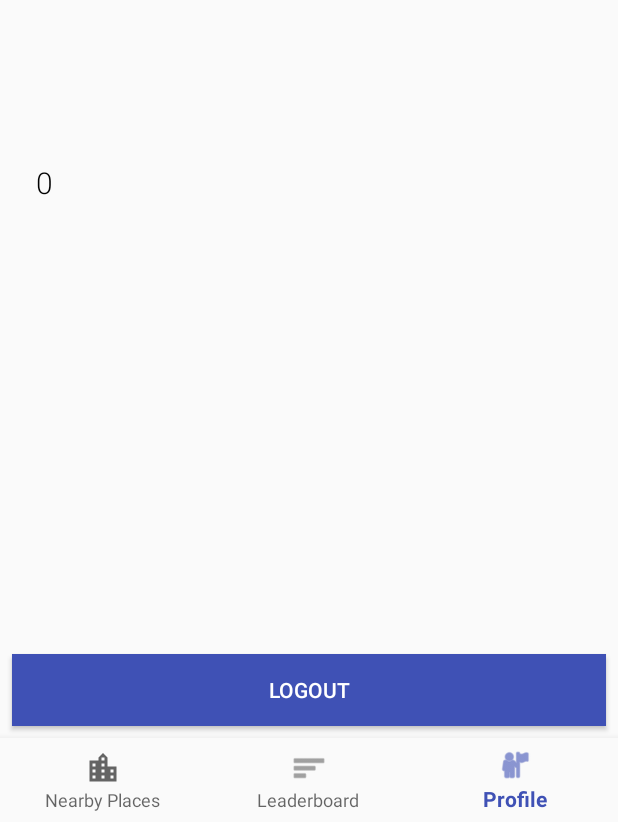
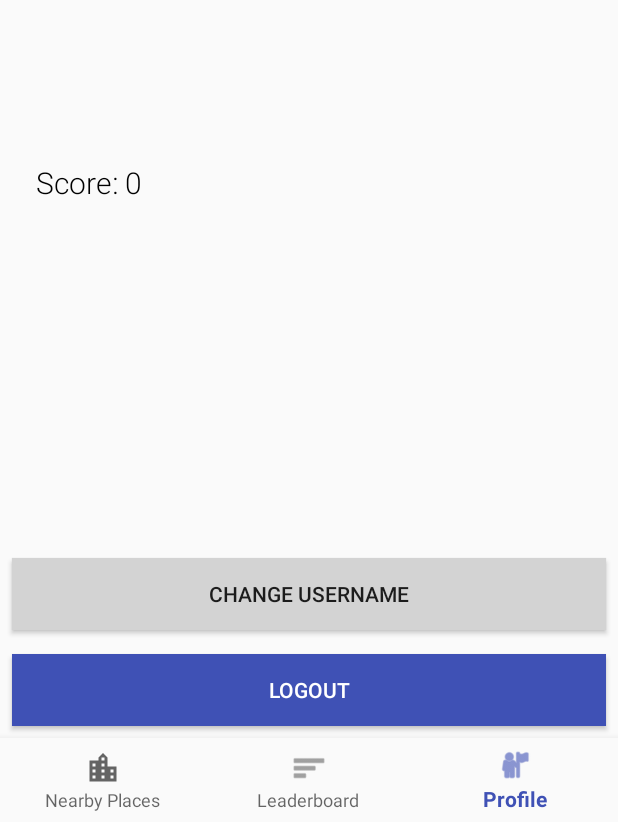
Before and after one commit to StonelaceMetro/TAGVirtualGraffiti, an Android app: the screen it shows after launch once a user with an empty profile is signed in (MainActivity), item 3 of the bottom bar chosen, on a phone screen of 412 x 824 dp, the part 414-1236 px from its top. Run offline under Robolectric (Android 15) with nearby library versions, the phone set to English and light mode, and no system bars; our stand-ins replace Firebase (no records; nobody signed in at launch, a user with empty details on screens opened directly); libraries missing offline, so code that uses them is left out: com.firebase.ui; 5 statements that could not run were skipped.

Commit message:
Profile UI edited
added username to profile and change username button

```diff
--- a/app/src/main/java/com/example/team08/tagvirtualgraffiti/AccountFragment.java
+++ b/app/src/main/java/com/example/team08/tagvirtualgraffiti/AccountFragment.java
@@ -174,7 +174,7 @@ public class AccountFragment extends Fragment implements View.OnClickListener {
 //                            startActivity(new Intent(getContext(), MainActivity.class));
 //                            getActivity().finish();
                             DatabaseReference mDatabase = FirebaseDatabase.getInstance().getReference();
-                            User user = new User("Alex", email, auth.getCurrentUser().getUid());
+                            User user = new User(username, email, auth.getCurrentUser().getUid());
                             mDatabase.child("users").child(auth.getCurrentUser().getUid()).setValue(user);
 
                             SharedPreferences sharedPref = getContext().getSharedPreferences(
--- a/app/src/main/java/com/example/team08/tagvirtualgraffiti/ProfileFragment.java
+++ b/app/src/main/java/com/example/team08/tagvirtualgraffiti/ProfileFragment.java
@@ -41,6 +41,7 @@ public class ProfileFragment extends Fragment implements View.OnClickListener {
 
     private Button mLogoutButton;
     private Button mChangeTagButton;
+    private Button mChangeUsernameButton;
     private ImageView mTagImageView;
     private TextView mNameTv;
     private TextView mEmailTv;
@@ -66,12 +67,13 @@ public class ProfileFragment extends Fragment implements View.OnClickListener {
         mChangeTagButton = (Button) v.findViewById(R.id.change_tag_button);
         mTagImageView = (ImageView) v.findViewById(R.id.profile_tag_image);
         mNameTv = (TextView) v.findViewById(R.id.profile_username);
+        mChangeUsernameButton = (Button) v.findViewById(R.id.change_username_button);
         mEmailTv = (TextView) v.findViewById(R.id.profile_email);
         mScoreTv = (TextView) v.findViewById(R.id.profile_score);
 
         mNameTv.setText(TagApplication.mCurrentUser.getUsername());
         mEmailTv.setText(TagApplication.mCurrentUser.getEmail());
-        mScoreTv.setText("" + TagApplication.mCurrentUser.getScore());
+        mScoreTv.setText("Score: " + TagApplication.mCurrentUser.getScore());
 
         if (mLogoutButton != null) {
             mLogoutButton.setOnClickListener(this);
@@ -81,7 +83,9 @@ public class ProfileFragment extends Fragment implements View.OnClickListener {
             mChangeTagButton.setOnClickListener(this);
         }
 
-
+        if (mChangeUsernameButton != null){
+            mChangeUsernameButton.setOnClickListener(this);
+        }
 
         loadTagPicture();
 
@@ -136,8 +140,10 @@ public class ProfileFragment extends Fragment implements View.OnClickListener {
                 intent.setType("image/*");
                 intent.setAction(Intent.ACTION_GET_CONTENT);
                 startActivityForResult(Intent.createChooser(intent, "Select Picture"), 1);
+                break;
+            //case R.id.change_username_button:
 
-                break;
+
         }
     }
 
--- a/app/src/main/res/layout/fragment_profile.xml
+++ b/app/src/main/res/layout/fragment_profile.xml
@@ -43,7 +43,7 @@
                 android:textSize="30sp"
                 android:textColor="#000"
                 android:fontFamily="sans-serif-bold"
-                android:text="Alex Hunter"/>
+                android:text="@string/username"/>
 
             <TextView
                 android:id="@+id/profile_email"
@@ -53,7 +53,7 @@
                 android:textSize="20sp"
                 android:textColor="#000"
                 android:fontFamily="sans-serif-light"
-                android:text="alex@hunter.com"/>
+                android:text="@string/email"/>
 
             <TextView
                 android:id="@+id/profile_score"
@@ -62,11 +62,20 @@
                 android:textSize="20sp"
                 android:textColor="#000"
                 android:fontFamily="sans-serif-light"
-                android:text="Score : 25"/>
+                android:text="Score: "/>
 
         </LinearLayout>
 
     </LinearLayout>
+
+    <Button
+        android:id="@+id/change_username_button"
+        android:layout_width="match_parent"
+        android:layout_height="wrap_content"
+        android:layout_above="@id/logout_button"
+        android:text="@string/change_username"
+        android:layout_margin="8dp"
+        android:background="@color/lightgrey"/>
 
     <Button
         android:id="@+id/logout_button"
--- a/app/src/main/res/values/colors.xml
+++ b/app/src/main/res/values/colors.xml
@@ -6,4 +6,5 @@
     <color name="gold">#CFB53B</color>
     <color name="silver">#E6E8FA</color>
     <color name="bronze">#8C7853</color>
+    <color name="lightgrey">#D3D3D3</color>
 </resources>
--- a/app/src/main/res/values/strings.xml
+++ b/app/src/main/res/values/strings.xml
@@ -8,10 +8,8 @@
     <string name="new_account">New Account</string>
     <string name="email">Email</string>
     <string name="username">Username</string>
+    <string name="change_username">Change Username</string>
     <string name="login_title">Take Over the World!</string>
-    <!--
-    <string name="enter_username">Enter Email</string>
-    -->
     <string name="title">TAGVirtualGraffiti</string>
     <string name="password">Password</string>
     <string name="confirm_password">Confirm Password</string>
```
